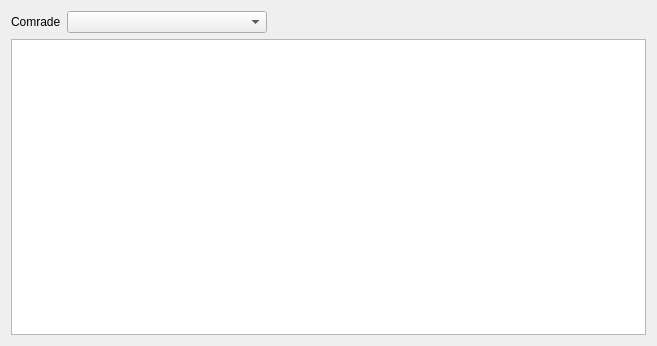
xvjau/RedClient, file systemtray/mainwindow.ui: the form before one commit.
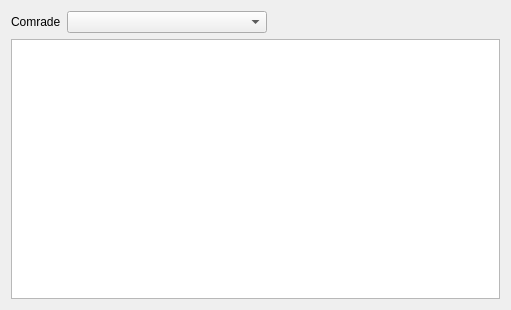
The form after the commit.

```diff
--- a/systemtray/mainwindow.ui
+++ b/systemtray/mainwindow.ui
@@ -6,8 +6,8 @@
    <rect>
     <x>0</x>
     <y>0</y>
-    <width>657</width>
-    <height>346</height>
+    <width>511</width>
+    <height>310</height>
    </rect>
   </property>
   <property name="windowTitle">
```
Left out of the diff: 2 changed lines with no effect on the pictures.
